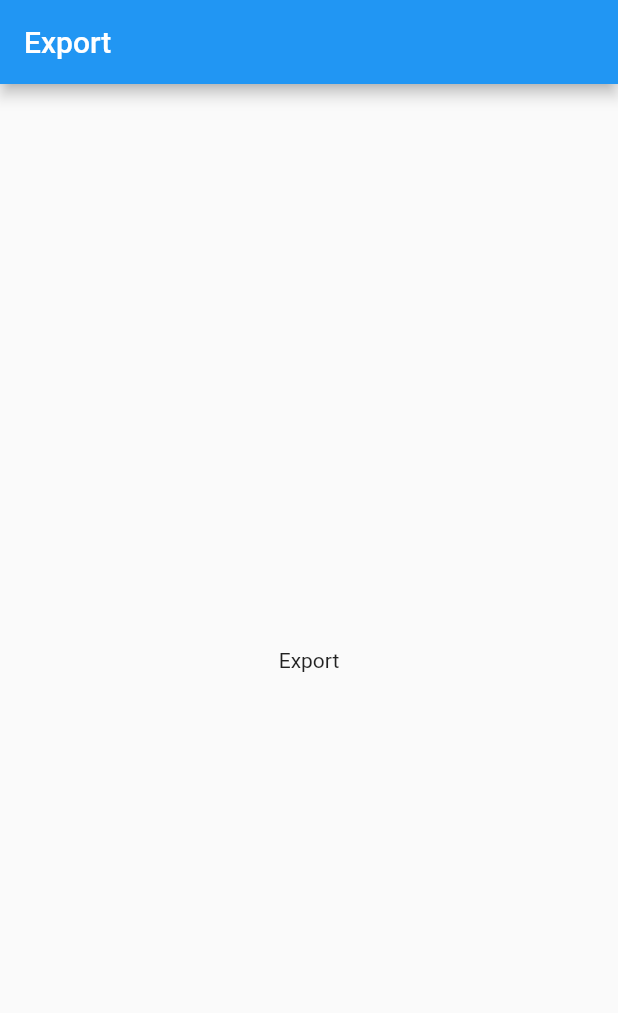
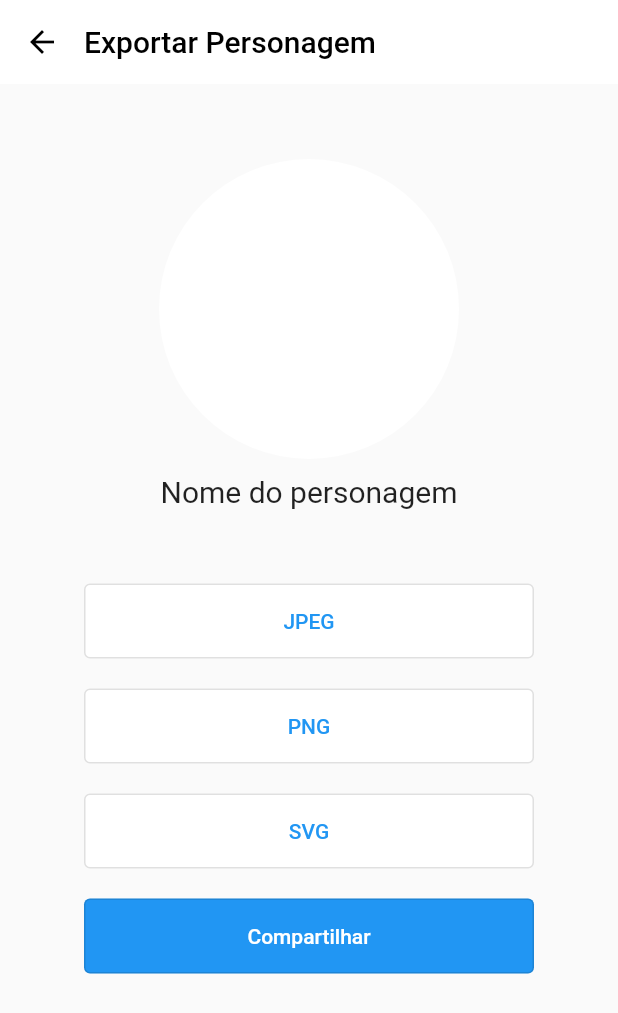
Before and after one commit to eduardor2m/skinly, a Flutter app: the screen it shows after launch, on a phone screen of 412 x 824 dp. Shown: the top 1013 px of the screen. Run offline on Flutter 3.47's test engine with Material 2 defaults, Android fonts, the phone set to English and light mode, and no system bars.

Commit message:
feat: create screen export

```diff
--- a/lib/screens/export.dart
+++ b/lib/screens/export.dart
@@ -10,11 +10,91 @@ class _ExportScreenState extends State<ExportScreen> {
   Widget build(BuildContext context) {
     return Scaffold(
       appBar: AppBar(
-        title: Text('Export'),
+        leading: new IconButton(
+          icon: new Icon(Icons.arrow_back_outlined, color: Colors.black),
+          onPressed: () => Navigator.of(context).pop(),
+        ),
+        backgroundColor: Color(0xffffffff),
+        shadowColor: Color.fromRGBO(0, 0, 0, 0),
+        titleSpacing: 0,
+        title: Text(
+          'Exportar Personagem',
+          style: TextStyle(
+            color: Color(0xff000000),
+          ),
+        ),
       ),
-      body: const Center(
-        child: Text('Export'),
-      ),
+      body: Center(
+          child: Column(children: [
+        SizedBox(height: 50),
+        Container(
+          width: 200,
+          height: 200,
+          decoration: new BoxDecoration(
+              color: Colors.white,
+              borderRadius: BorderRadius.only(
+                topLeft: const Radius.circular(100.0),
+                topRight: const Radius.circular(100.0),
+                bottomLeft: const Radius.circular(100.0),
+                bottomRight: const Radius.circular(100.0),
+              )),
+        ),
+        SizedBox(height: 10),
+        Text('Nome do personagem', style: TextStyle(fontSize: 20)),
+        SizedBox(height: 50),
+        Container(
+            width: 300,
+            height: 50,
+            child: OutlinedButton(
+                style: ButtonStyle(
+                  backgroundColor:
+                      MaterialStateProperty.all<Color>(Colors.white),
+                ),
+                onPressed: () {
+                  print('export');
+                },
+                child: Text('JPEG'))),
+        SizedBox(height: 20),
+        Container(
+            width: 300,
+            height: 50,
+            child: OutlinedButton(
+                style: ButtonStyle(
+                  backgroundColor:
+                      MaterialStateProperty.all<Color>(Colors.white),
+                ),
+                onPressed: () {
+                  print('export');
+                },
+                child: Text('PNG'))),
+        SizedBox(height: 20),
+        Container(
+            width: 300,
+            height: 50,
+            child: OutlinedButton(
+                style: ButtonStyle(
+                  backgroundColor:
+                      MaterialStateProperty.all<Color>(Colors.white),
+                ),
+                onPressed: () {
+                  print('export');
+                },
+                child: Text('SVG', style: TextStyle(color: Colors.blue)))),
+        SizedBox(height: 20),
+        Container(
+            width: 300,
+            height: 50,
+            child: OutlinedButton(
+                style: ButtonStyle(
+                  backgroundColor:
+                      MaterialStateProperty.all<Color>(Colors.blue),
+                ),
+                onPressed: () {
+                  print('export');
+                },
+                child: Text('Compartilhar',
+                    style: TextStyle(color: Colors.white)))),
+      ])),
     );
   }
 }
```
